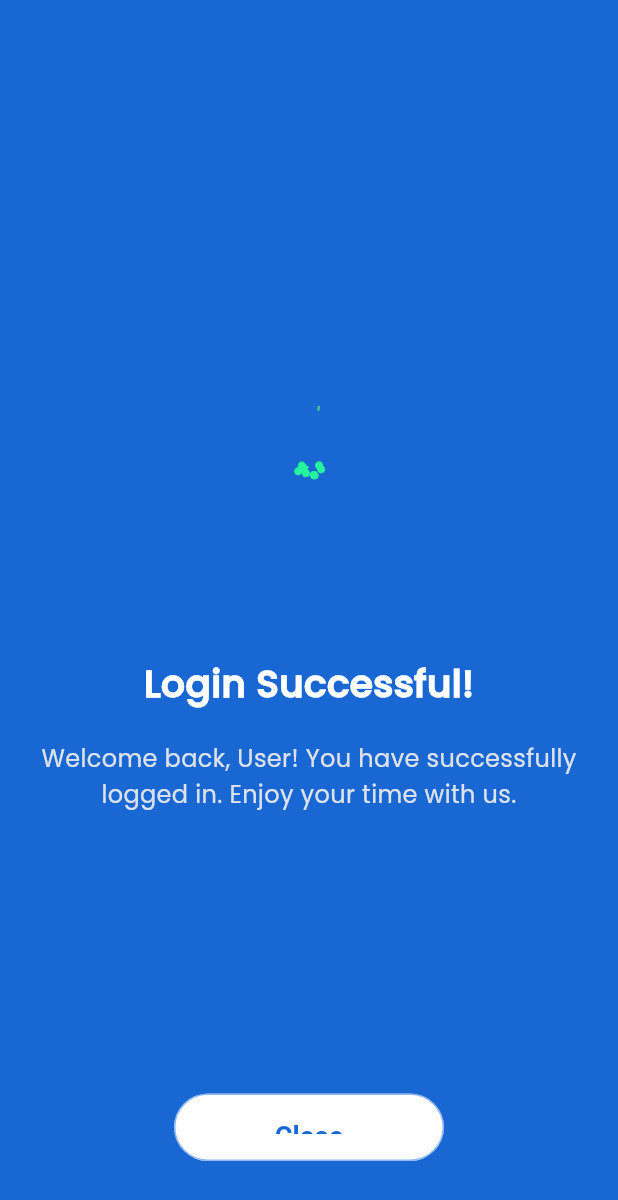
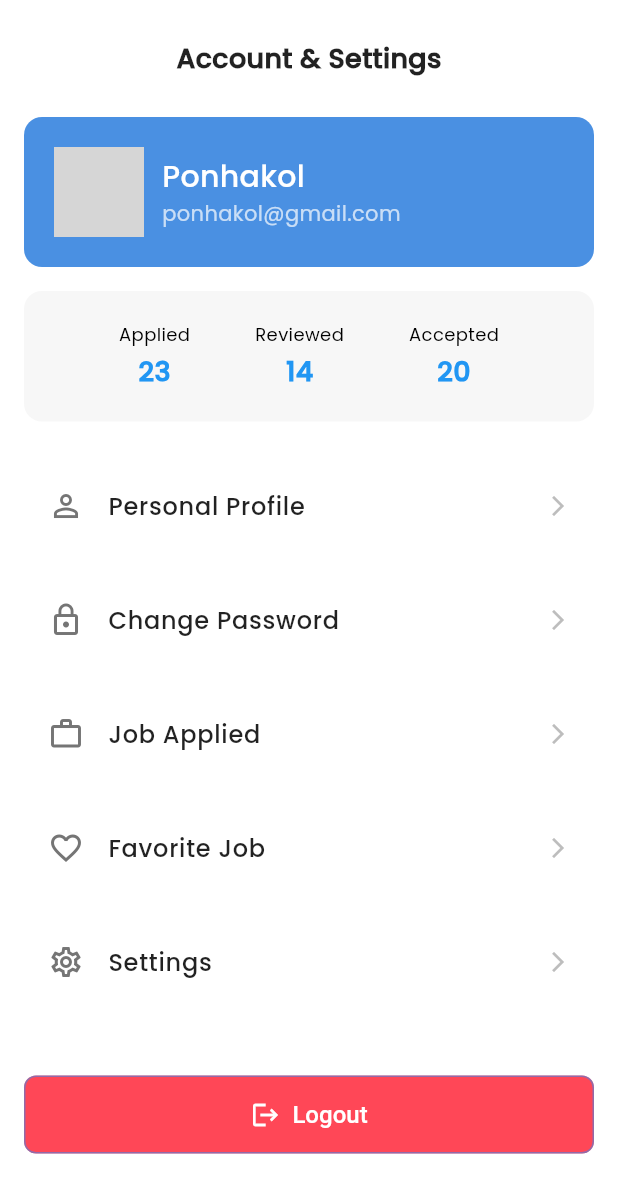
Before and after one commit to PanhaDeveloper/flutter-job-portal-v2, a Flutter app: the screen it shows after launch, on a phone screen of 412 x 824 dp. Shown: the top 1200 px of the screen. Run offline on Flutter 3.47's test engine with Material 3 defaults, Android fonts, the light colour scheme and no system bars; our stand-ins replace connectivity_plus, get, get_storage, iconsax, lottie, pinput; grey boxes are pictures that could not be loaded.

Commit message:
add new screen for account and setting

```diff
--- a/lib/app.dart
+++ b/lib/app.dart
@@ -3,6 +3,7 @@ import 'package:get/get_navigation/src/root/get_material_app.dart';
 import 'package:get/get_navigation/src/routes/transitions_type.dart';
 import 'package:quiz_app/cores/bindings/general_binding.dart';
 import 'package:quiz_app/cores/utils/theme/theme.dart';
+import 'package:quiz_app/features/home/accounts/screens/account_screen.dart';
 import 'package:quiz_app/locale/locale.dart';
 import 'package:quiz_app/routes/app_pages.dart';
 import 'package:quiz_app/routes/app_routes.dart';
@@ -20,8 +21,9 @@ class App extends StatelessWidget {
       darkTheme: AppTheme.darkTheme,
       debugShowCheckedModeBanner: false,
       initialBinding: GeneralBinding(),
-      initialRoute: AppRoutes.authSuccess,
-      getPages: appPages,
+      // initialRoute: AppRoutes.authSuccess,
+      // getPages: appPages,
+      home: AccountScreen(),
       translations: Localization(),
       locale: const Locale('km', 'KH'),
       fallbackLocale: const Locale('en', 'US'),
--- /dev/null
+++ b/lib/features/home/accounts/screens/account_screen.dart
@@ -0,0 +1,259 @@
+import 'package:flutter/material.dart';
+
+class AccountScreen extends StatelessWidget {
+  const AccountScreen({super.key});
+
+  @override
+  Widget build(BuildContext context) {
+    return Scaffold(
+      body: SingleChildScrollView(
+        child: Padding(
+          padding: const EdgeInsets.all(16.0),
+          child: Column(
+            children: [
+              Padding(
+                padding: const EdgeInsets.symmetric(vertical: 10),
+                child: Text(
+                  "Account & Settings",
+                  style: TextStyle(
+                    fontSize: 18,
+                    fontWeight: FontWeight.bold,
+                    color: Colors.black87,
+                  ),
+                ),
+              ),
+              const SizedBox(height: 16),
+              Container(
+                width: double.infinity,
+                padding: const EdgeInsets.all(20),
+                decoration: BoxDecoration(
+                  color: const Color(0xFF4A90E2),
+                  borderRadius: BorderRadius.circular(12),
+                ),
+                child: Row(
+                  children: [
+                    // Profile Avatar
+                    Stack(
+                      children: [
+                        Container(
+                          width: 60,
+                          height: 60,
+                          decoration: BoxDecoration(
+                            color: Colors.white,
+                            borderRadius: BorderRadius.circular(30),
+                          ),
+                          child: ClipRRect(
+                            borderRadius: BorderRadius.circular(30),
+                            child: Image.asset(
+                              'assets/profile_image.jpg', // Replace with your asset
+                              fit: BoxFit.cover,
+                              errorBuilder: (context, error, stackTrace) {
+                                return const Icon(
+                                  Icons.person,
+                                  size: 40,
+                                  color: Color(0xFF4A90E2),
+                                );
+                              },
+                            ),
+                          ),
+                        ),
+                        Positioned(
+                          bottom: 0,
+                          right: 0,
+                          child: Container(
+                            width: 20,
+                            height: 20,
+                            decoration: BoxDecoration(
+                              color: Colors.green,
+                              borderRadius: BorderRadius.circular(10),
+                              border: Border.all(color: Colors.white, width: 2),
+                            ),
+                          ),
+                        ),
+                      ],
+                    ),
+                    const SizedBox(width: 12),
+                    // Name
+                    Column(
+                      crossAxisAlignment: CrossAxisAlignment.start,
+                      children: [
+                        const Text(
+                          'Ponhakol',
+                          style: TextStyle(
+                            color: Colors.white,
+                            fontSize: 20,
+                            fontWeight: FontWeight.w600,
+                          ),
+                        ),
+                        // Email
+                        const Text(
+                          'ponhakol@gmail.com',
+                          style: TextStyle(color: Colors.white70, fontSize: 14),
+                        ),
+                      ],
+                    ),
+                  ],
+                ),
+              ),
+
+              const SizedBox(height: 16),
+              Container(
+                width: double.infinity,
+                padding: const EdgeInsets.all(20),
+                decoration: BoxDecoration(
+                  color: const Color(0xFFF7F7F7),
+                  borderRadius: BorderRadius.circular(12),
+                ),
+                child: Row(
+                  mainAxisAlignment: MainAxisAlignment.spaceEvenly,
+                  crossAxisAlignment: CrossAxisAlignment.center,
+                  children: [
+                    _buildStatColumn('Applied', '23'),
+                    _buildStatColumn('Reviewed', '14'),
+                    _buildStatColumn('Accepted', '20'),
+                  ],
+                ),
+              ),
+
+              const SizedBox(height: 24),
+              // Menu Items
+              _buildMenuItem(
+                icon: Icons.person_outline,
+                title: 'Personal Profile',
+                onTap: () {},
+              ),
+              _buildMenuItem(
+                icon: Icons.lock_outline,
+                title: 'Change Password',
+                onTap: () {},
+              ),
+              _buildMenuItem(
+                icon: Icons.work_outline,
+                title: 'Job Applied',
+                onTap: () {},
+              ),
+              _buildMenuItem(
+                icon: Icons.favorite_outline,
+                title: 'Favorite Job',
+                onTap: () {},
+              ),
+              _buildMenuItem(
+                icon: Icons.settings_outlined,
+                title: 'Settings',
+                onTap: () {},
+              ),
+              const SizedBox(height: 32),
+              Container(
+                width: double.infinity,
+                margin: const EdgeInsets.only(bottom: 20),
+                child: ElevatedButton(
+                  onPressed: () {
+                    _showLogoutDialog(context);
+                  },
+                  style: ElevatedButton.styleFrom(
+                    backgroundColor: const Color(0xFFFF4757),
+                    foregroundColor: Colors.white,
+                    padding: const EdgeInsets.symmetric(vertical: 16),
+                    shape: RoundedRectangleBorder(
+                      borderRadius: BorderRadius.circular(8),
+                    ),
+                    elevation: 0,
+                  ),
+                  child: const Row(
+                    mainAxisAlignment: MainAxisAlignment.center,
+                    children: [
+                      Icon(Icons.logout, size: 20),
+                      SizedBox(width: 8),
+                      Text(
+                        'Logout',
+                        style: TextStyle(
+                          fontSize: 16,
+                          fontWeight: FontWeight.w500,
+                        ),
+                      ),
+                    ],
+                  ),
+                ),
+              ),
+            ],
+          ),
+        ),
+      ),
+    );
+  }
+
+  Widget _buildStatColumn(String label, String value) {
+    return Column(
+      children: [
+        Text(label, style: const TextStyle(color: Colors.black, fontSize: 12)),
+        const SizedBox(height: 4),
+        Text(
+          value,
+          style: const TextStyle(
+            color: Colors.blue,
+            fontSize: 18,
+            fontWeight: FontWeight.bold,
+          ),
+        ),
+      ],
+    );
+  }
+
+  Widget _buildMenuItem({
+    required IconData icon,
+    required String title,
+    required VoidCallback onTap,
+  }) {
+    return Container(
+      margin: const EdgeInsets.only(bottom: 12),
+      child: ListTile(
+        leading: Icon(icon, color: Colors.grey[600], size: 24),
+        title: Text(
+          title,
+          style: const TextStyle(
+            fontSize: 16,
+            fontWeight: FontWeight.w500,
+            color: Colors.black87,
+          ),
+        ),
+        trailing: Icon(
+          Icons.arrow_forward_ios,
+          color: Colors.grey[400],
+          size: 16,
+        ),
+        onTap: onTap,
+        shape: RoundedRectangleBorder(borderRadius: BorderRadius.circular(8)),
+        tileColor: Colors.white,
+        contentPadding: const EdgeInsets.symmetric(horizontal: 16, vertical: 4),
+      ),
+    );
+  }
+
+  void _showLogoutDialog(BuildContext context) {
+    showDialog(
+      context: context,
+      builder: (BuildContext context) {
+        return AlertDialog(
+          title: const Text('Logout'),
+          content: const Text('Are you sure you want to logout?'),
+          actions: [
+            TextButton(
+              onPressed: () => Navigator.pop(context),
+              child: const Text('Cancel'),
+            ),
+            TextButton(
+              onPressed: () {
+                Navigator.pop(context);
+                // Handle logout logic here
+              },
+              child: const Text(
+                'Logout',
+                style: TextStyle(color: Color(0xFFFF4757)),
+              ),
+            ),
+          ],
+        );
+      },
+    );
+  }
+}
```
Also changed, not shown: pubspec.lock.
